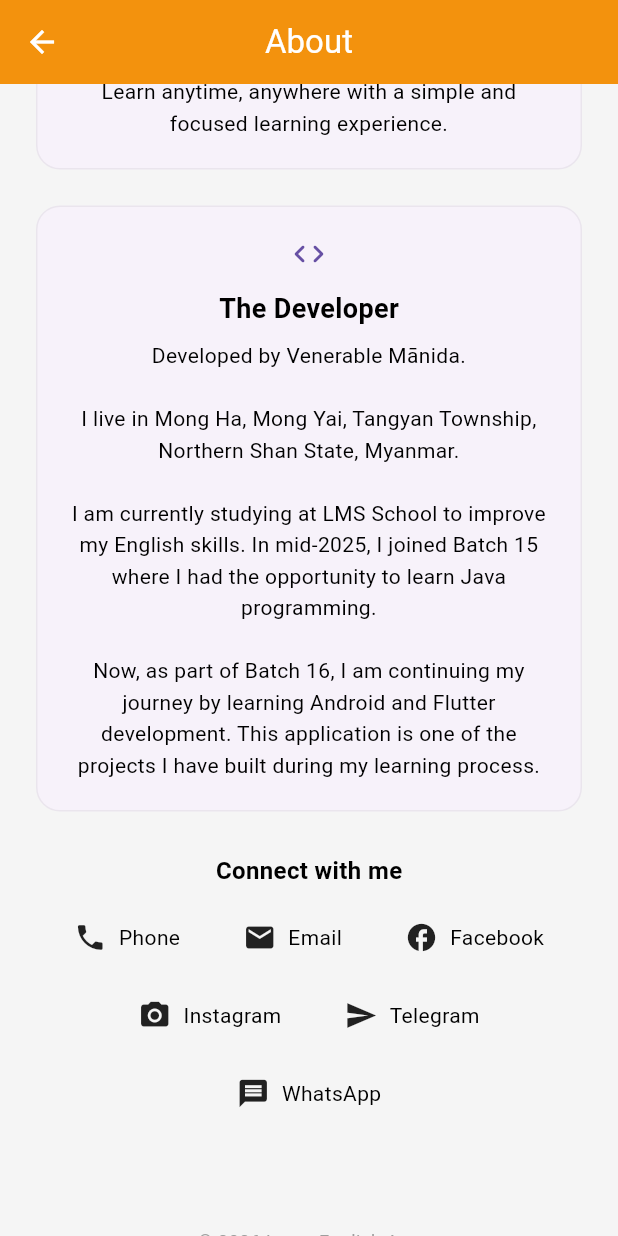
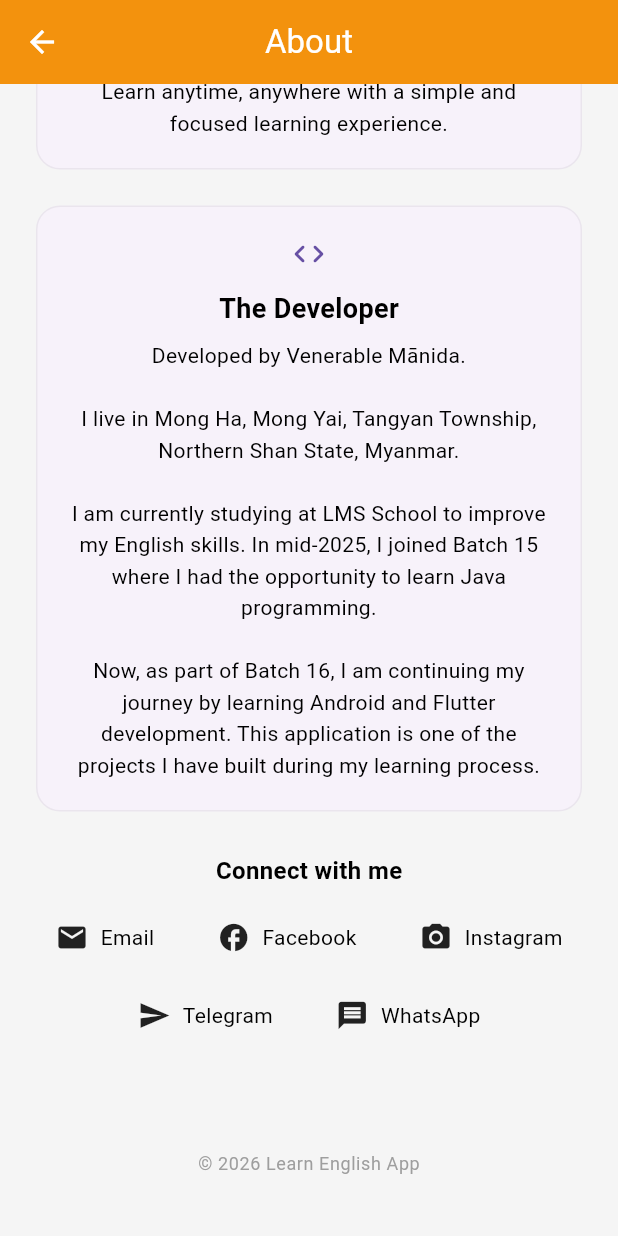
Before and after one commit to alex-manida/learn_english, a Flutter app: the AboutScreen screen opened directly with empty values, scrolled down 503 dp, on a phone screen of 412 x 824 dp. Run offline on Flutter 3.47's test engine with Material 3 defaults, Android fonts, the phone set to English and light mode, and no system bars; our stand-ins replace font_awesome_flutter, image_picker, package_info_plus, share_plus, shared_preferences; accounts and stored records are empty.

Commit message:
Deleted Phone in about_screen.dart

```diff
--- a/lib/screens/about_screen.dart
+++ b/lib/screens/about_screen.dart
@@ -134,11 +134,6 @@ class AboutScreen extends StatelessWidget {
                     runSpacing: 10, // space vertically when wrapped
                     children: [
                       _buildConnectItem(
-                        icon: Icons.phone,
-                        label: "Phone",
-                        onTap: () => _launchUrl("tel:+959454402739"),
-                      ),
-                      _buildConnectItem(
                         icon: Icons.email,
                         label: "Email",
                         onTap: () {
```
